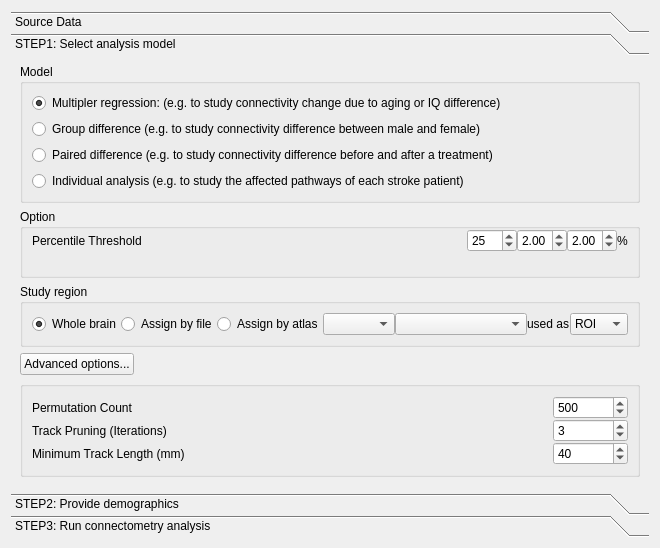
First picture: the form in tracking/vbc_dialog.ui, repository frankyeh/DSI-Studio, before the edit.
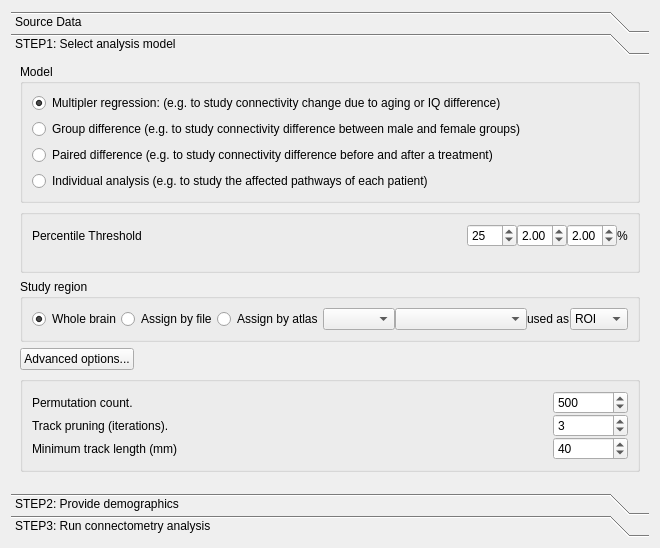
Second picture: the form after the edit. Icons and pictures are not drawn. Custom widgets are drawn as their Qt base class.

What changed in the file:
```diff
--- a/tracking/vbc_dialog.ui
+++ b/tracking/vbc_dialog.ui
@@ -238,7 +238,7 @@
                 <bool>true</bool>
                </property>
                <property name="text">
-                <string>Group difference (e.g. to study connectivity difference between male and female)</string>
+                <string>Group difference (e.g. to study connectivity difference between male and female groups)</string>
                </property>
               </widget>
              </item>
@@ -255,7 +255,7 @@
              <item>
               <widget class="QRadioButton" name="rb_individual_analysis">
                <property name="text">
-                <string>Individual analysis (e.g. to study the affected pathways of each stroke patient)</string>
+                <string>Individual analysis (e.g. to study the affected pathways of each patient)</string>
                </property>
               </widget>
              </item>
@@ -265,22 +265,13 @@
           <item>
            <widget class="QGroupBox" name="groupBox">
             <property name="title">
-             <string>Option</string>
+             <string/>
             </property>
             <layout class="QVBoxLayout" name="verticalLayout_4">
              <property name="spacing">
               <number>0</number>
              </property>
-             <property name="leftMargin">
-              <number>9</number>
-             </property>
-             <property name="topMargin">
-              <number>0</number>
-             </property>
-             <property name="rightMargin">
-              <number>9</number>
-             </property>
-             <property name="bottomMargin">
+             <property name="margin">
               <number>9</number>
              </property>
              <item>
@@ -523,7 +514,7 @@
                <item>
                 <widget class="QLabel" name="label_4">
                  <property name="text">
-                  <string>Permutation Count</string>
+                  <string>Permutation count.</string>
                  </property>
                 </widget>
                </item>
@@ -556,7 +547,7 @@
                <item>
                 <widget class="QLabel" name="label_7">
                  <property name="text">
-                  <string>Track Pruning (Iterations)</string>
+                  <string>Track pruning (iterations).</string>
                  </property>
                 </widget>
                </item>
@@ -583,7 +574,7 @@
                <item>
                 <widget class="QLabel" name="label_3">
                  <property name="text">
-                  <string>Minimum Track Length (mm)</string>
+                  <string>Minimum track length (mm)</string>
                  </property>
                 </widget>
                </item>
```
